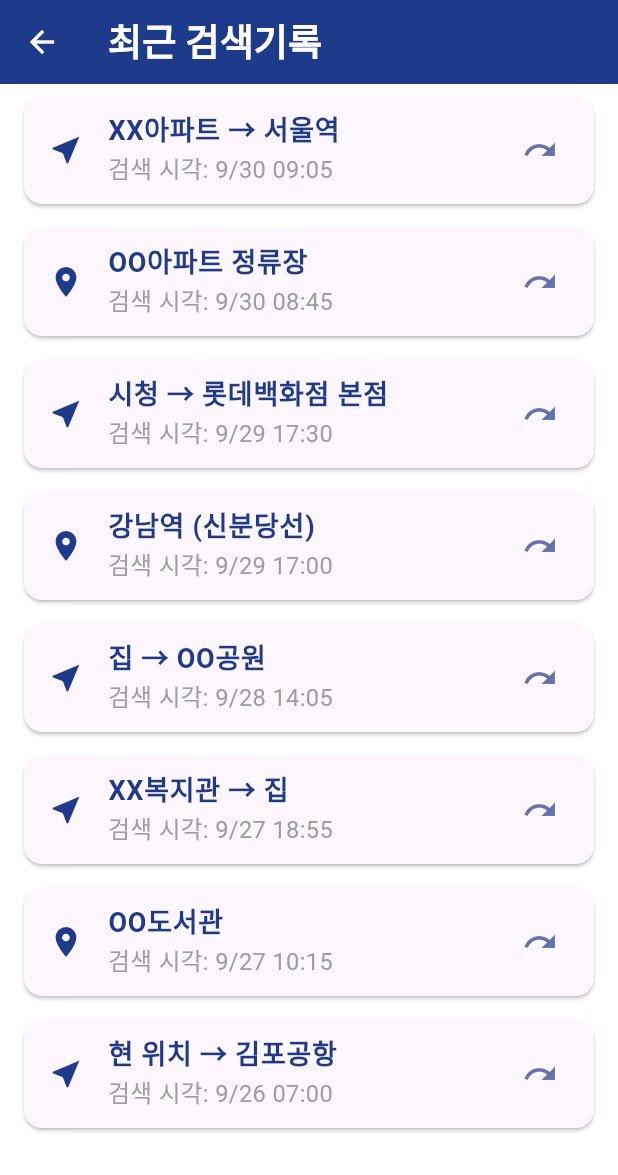
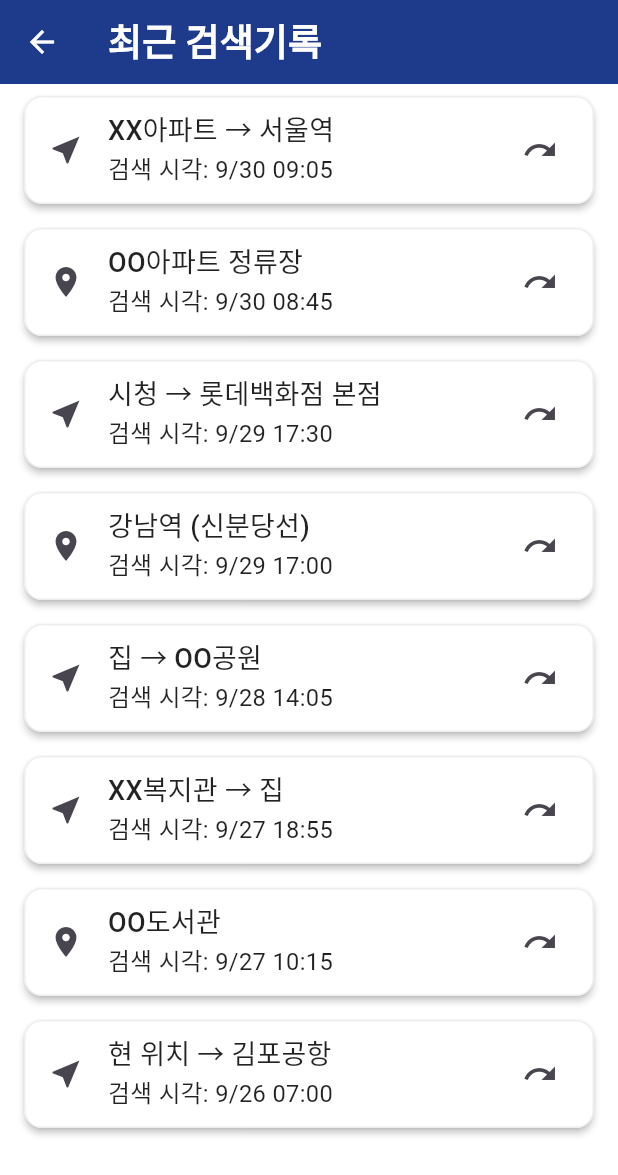
Before and after one commit to hjhjhj-97/Ansimgil_app, a Flutter app: the RecentHistoryScreen screen opened by its route, on a phone screen of 412 x 824 dp. Shown: the top 1175 px of the screen. Run offline on Flutter 3.47's test engine with Material 3 defaults, Android fonts, the phone set to English and light mode, and no system bars; our stand-ins replace flutter_dotenv, geolocator, go_router, shared_preferences, sqflite, vibration; missing offline and left inert: flutter_naver_map; accounts and stored records are empty; Roboto replaces fonts that are missing (Pretendard).

```diff
--- a/lib/screen/favoriteScreen.dart
+++ b/lib/screen/favoriteScreen.dart
@@ -56,6 +56,7 @@ class FavoritesScreen extends StatelessWidget {
                 ),
                 subtitle: Text(
                   item.subtitle,
+                  style: listTitleStyle,
                 ),
                 trailing: IconButton(
                   icon: Icon(Icons.delete, color: Colors.redAccent),
--- a/lib/screen/recentHistoryScreen.dart
+++ b/lib/screen/recentHistoryScreen.dart
@@ -29,7 +29,7 @@ class RecentHistoryScreen extends StatelessWidget {
 
   @override
   Widget build(BuildContext context) {
-    final Color currentPrimaryColor = Theme.of(context).primaryColor;
+    final theme = Theme.of(context);
     return Scaffold(
       appBar: AppBar(
         title: Text('최근 검색기록',style: TextStyle(fontWeight: FontWeight.bold),),
@@ -44,26 +44,24 @@ class RecentHistoryScreen extends StatelessWidget {
         itemBuilder: (context, index) {
           final route = _recentRoutes[index];
           return Card(
-            color: Theme.of(context).cardColor,
-            shadowColor: Theme.of(context).shadowColor,
+            color: theme.cardTheme.color,
+            shape: theme.cardTheme.shape,
+            elevation: theme.cardTheme.elevation,
             margin: const EdgeInsets.symmetric(vertical: 8.0, horizontal: 16.0),
             child: ListTile(
               leading: Icon(
                 route.isRoute ? Icons.near_me : Icons.location_on,
-                color: currentPrimaryColor,
+                color: theme.listTileTheme.iconColor,
               ),
               title: Text(
                 route.route,
-                style: TextStyle(
-                  fontWeight: FontWeight.bold,
-                  color: currentPrimaryColor,
-                ),
+                style: theme.textTheme.titleMedium,
               ),
               subtitle: Text(
                 '검색 시각: ${_formatDate(route.date)}',
-                style: Theme.of(context).textTheme.bodyMedium?.copyWith(color: Colors.grey,),
+                style: theme.textTheme.bodyMedium,
               ),
-          trailing: Icon(Icons.redo, color: currentPrimaryColor.withOpacity(0.7)),
+          trailing: Icon(Icons.redo,color: theme.listTileTheme.iconColor,),
           onTap: () {
                 // TODO: 해당 경로를 선택하여 경로 상세 화면으로 이동하는 로직
                 ScaffoldMessenger.of(context).showSnackBar(
--- a/lib/utils/theme_manager.dart
+++ b/lib/utils/theme_manager.dart
@@ -34,6 +34,14 @@ final ThemeData defaultTheme = ThemeData(
   dialogTheme: DialogTheme(
     titleTextStyle: _baseTextTheme.titleLarge,
     contentTextStyle: _baseTextTheme.bodyMedium,
+  ),
+  cardTheme: CardTheme(
+    color: Colors.white,
+    elevation: 2.0,
+    shape: RoundedRectangleBorder(
+      borderRadius: BorderRadius.circular(12.0),
+      side: BorderSide(color: Colors.grey.shade200, width: 1),
+    ),
   )
 );
 
@@ -84,6 +92,14 @@ final ThemeData highContrastTheme = ThemeData(
       foregroundColor: Colors.white,
     ),
   ),
+  cardTheme: CardTheme(
+    color: const Color(0XFF1C1C1E),
+    elevation: 0,
+    shape: RoundedRectangleBorder(
+      borderRadius: BorderRadius.circular(12.0),
+      side: BorderSide(color: Colors.white54, width: 1),
+    ),
+  )
 );
 
 class ThemeManager with ChangeNotifier {
--- a/pubspec.yaml
+++ b/pubspec.yaml
@@ -40,6 +40,9 @@ dependencies:
   sqflite: ^2.4.2
   vibration: ^3.1.4
   url_launcher: ^6.3.2
+  flutter_naver_map: ^1.4.1+1
+  geolocator: ^14.0.2
+  flutter_dotenv: ^6.0.0
 
 dev_dependencies:
   flutter_test:
@@ -62,6 +65,9 @@ flutter:
   # included with your application, so that you can use the icons in
   # the material Icons class.
   uses-material-design: true
+
+  assets:
+    - .env
 
   # To add assets to your application, add an assets section, like this:
   # assets:
```
Also changed, not shown: lib/data/database_helper.dart (+4 -4 lines), lib/main.dart (+13 -1 lines), lib/screen/homeScreen.dart (+93 -21 lines), pubspec.lock, 6 other files.
